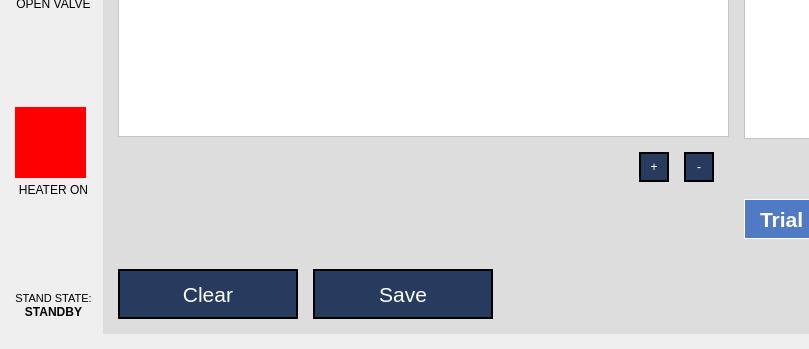
Old version of the form App/UI/QT5_Generated_UI.ui in the repository osuntp/ntp; both pictures show x 0 to 809 and y 431 to 780 of the 1384 by 780 pixel window.
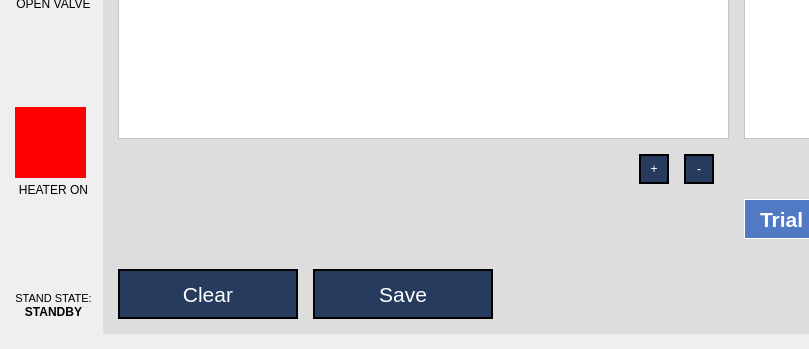
New version of the form. Custom widgets are drawn as their Qt base class.

What changed in the file:
```diff
--- a/App/UI/QT5_Generated_UI.ui
+++ b/App/UI/QT5_Generated_UI.ui
@@ -2190,7 +2190,7 @@
                 <property name="sizeHint" stdset="0">
                  <size>
                   <width>20</width>
-                  <height>72</height>
+                  <height>70</height>
                  </size>
                 </property>
                </spacer>
```
Left out of the diff: 2 changed lines with no effect on the pictures.
